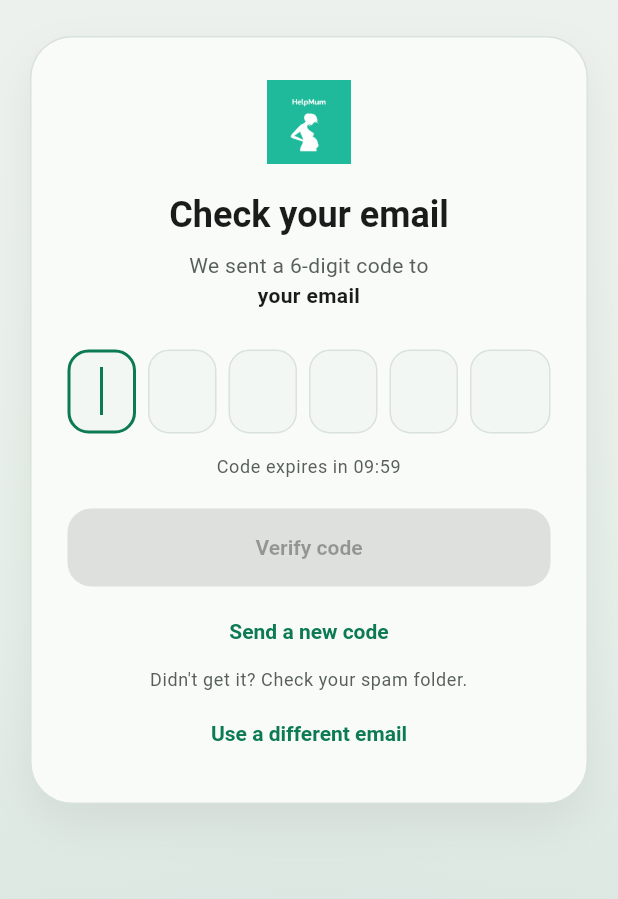
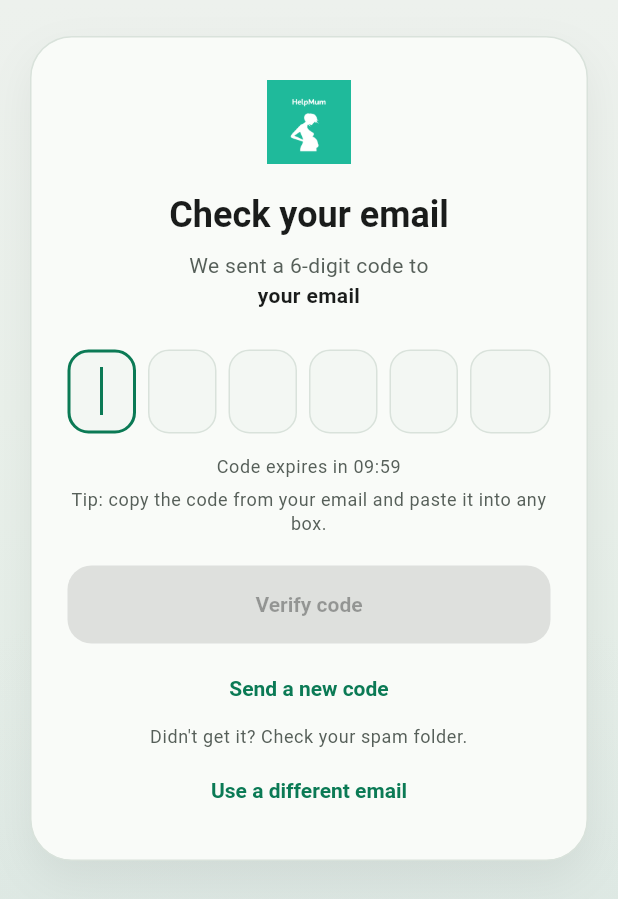
Before and after one commit to helpmumchatbot359/Offline-first-on-device-AI-chatbot, a Flutter app: the ActivationPage screen opened directly, on a phone screen of 412 x 824 dp. Shown: the top 899 px of the screen. Run offline on Flutter 3.47's test engine with Material 3 defaults, Android fonts, the phone set to English and light mode, and no system bars; our stand-ins replace connectivity_plus, dio, equatable, flutter_bloc, flutter_secure_storage, objectbox and 1 more; missing offline and left inert: cryptography; accounts and stored records are empty; generated files the repository leaves out were written again.

Commit message:
Remove stuck one-time-code autofill chip from verification boxes
Android's AutoFill service showed a 'Waiting for code' chip for email codes it never filled, blocking typing. Drop the hint, add a paste tip, and assert no AutofillGroup is present.

```diff
--- a/lib/features/auth/presentation/pages/activation_page.dart
+++ b/lib/features/auth/presentation/pages/activation_page.dart
@@ -304,6 +304,15 @@ class _ActivationPageState extends State<ActivationPage> {
                                   : colors.onSurfaceVariant,
                             ),
                           ),
+                          const SizedBox(height: 6),
+                          Text(
+                            'Tip: copy the code from your email and paste it '
+                            'into any box.',
+                            textAlign: TextAlign.center,
+                            style: textTheme.bodySmall?.copyWith(
+                              color: colors.onSurfaceVariant,
+                            ),
+                          ),
                           const SizedBox(height: 20),
                           SizedBox(
                             width: double.infinity,
@@ -369,12 +378,11 @@ class _ActivationPageState extends State<ActivationPage> {
   }) {
     final typedLength = _code.length;
 
-    // One group + a one-time-code hint on the first box lets Android/iOS
-    // offer the emailed code as a one-tap keyboard suggestion. If the OS
-    // dumps all six digits into that first box, our paste handler spreads
-    // them across the others and auto-submits.
-    return AutofillGroup(
-      child: Row(
+    // Six visible fields with no autofill hint. The one-time-code hint made
+    // Android show a stuck "Waiting for code…" chip for email codes (it only
+    // reliably detects SMS), which blocked typing. Typing and pasting work
+    // without it.
+    return Row(
       children: List.generate(_codeLength, (index) {
         final active = index == typedLength && !_expired;
         final borderColor = hasError
@@ -405,9 +413,6 @@ class _ActivationPageState extends State<ActivationPage> {
                   focusNode: _focusNodes[index],
                   textAlign: TextAlign.center,
                   keyboardType: TextInputType.number,
-                    autofillHints: index == 0
-                        ? const [AutofillHints.oneTimeCode]
-                        : null,
                   textInputAction: index == _codeLength - 1
                       ? TextInputAction.done
                       : TextInputAction.next,
@@ -446,7 +451,6 @@ class _ActivationPageState extends State<ActivationPage> {
           ),
         );
       }),
-      ),
     );
   }
 }
```
Also changed, not shown: 1 other file. Lines whose indentation alone changed are shown as unchanged.
